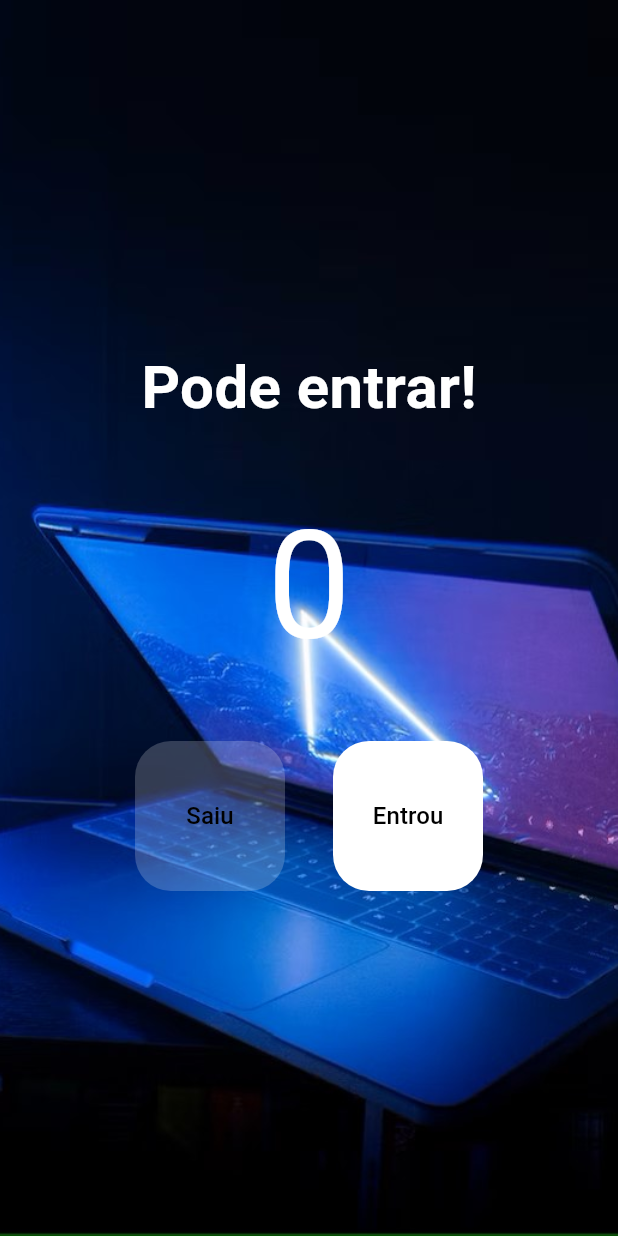
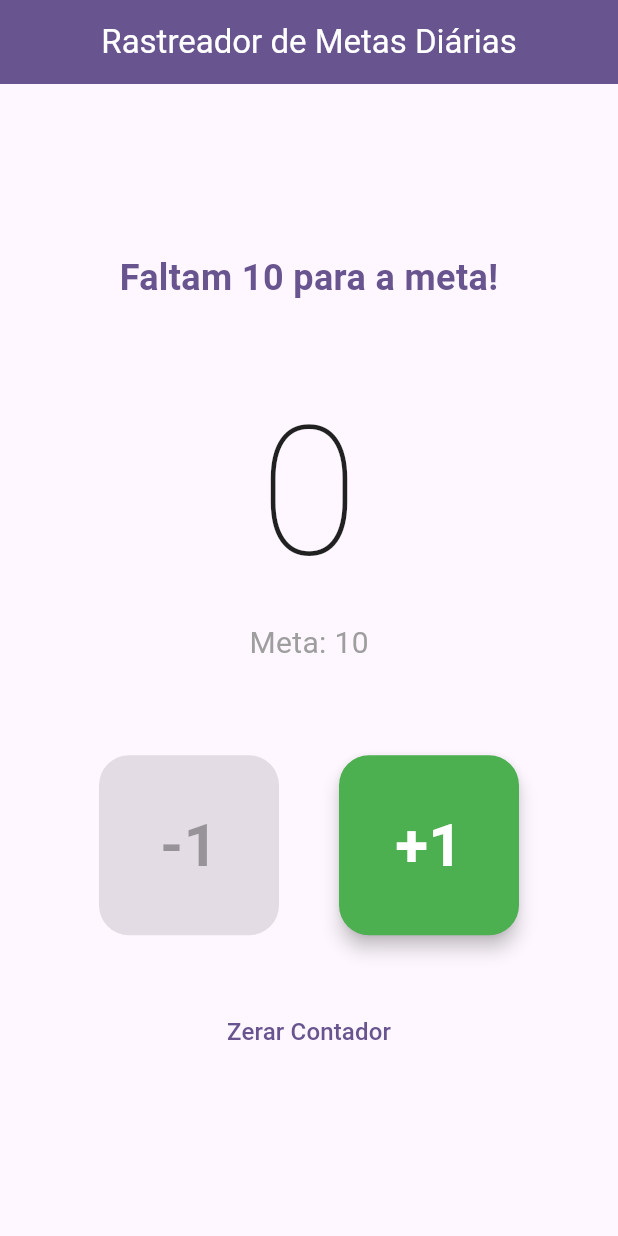
Before and after one commit to samfreitasxs/App_Contador_Flutter, a Flutter app: the screen it shows after launch, on a phone screen of 412 x 824 dp. Run offline on Flutter 3.47's test engine with Material 3 defaults, Android fonts, the phone set to English and light mode, and no system bars.

Commit message:
Mudando funcionalidade

```diff
--- a/lib/main.dart
+++ b/lib/main.dart
@@ -9,11 +9,15 @@ class MyApp extends StatelessWidget {
 
   @override
   Widget build(BuildContext context) {
-    print('Build');
-
+    // Definimos um tema para dar um visual moderno ao app
     return MaterialApp(
+      title: 'Goal Counter',
       debugShowCheckedModeBanner: false,
-      home: HomePage(),
+      theme: ThemeData(
+        colorScheme: ColorScheme.fromSeed(seedColor: Colors.deepPurple), // Novo esquema de cores
+        useMaterial3: true,
+      ),
+      home: const HomePage(),
     );
   }
 }
@@ -26,97 +30,120 @@ class HomePage extends StatefulWidget {
 }
 
 class _HomePageState extends State<HomePage> {
-  @override
+  // Alteramos a variável de controle:
   int count = 0;
+  final int dailyGoal = 10; // Definimos uma nova meta diária (era 20)
 
   void decrement() {
     setState(() {
-      count--;
+      count = count > 0 ? count - 1 : 0; // Garantimos que o contador não seja negativo
     });
-    print(count);
   }
 
   void increment() {
     setState(() {
       count++;
     });
-    print(count);
   }
 
-  bool get isEmpty => count ==0;
-  bool get isFull => count == 20;
+  // Novas variáveis de estado:
+  bool get isGoalReached => count >= dailyGoal;
+  bool get isZero => count == 0;
 
   @override
   Widget build(BuildContext context) {
     return Scaffold(
-      backgroundColor: Colors.blueAccent,
-      body: Container(
-        decoration: const BoxDecoration(
-            image: DecorationImage(
-          image: AssetImage('assets/images/image.jpg'),
-          fit: BoxFit.cover,
-        )),
+      // Removendo a imagem de fundo para usar o tema Material 3
+      appBar: AppBar(
+        title: const Text('Rastreador de Metas Diárias', style: TextStyle(color: Colors.white)),
+        backgroundColor: Theme.of(context).colorScheme.primary,
+        centerTitle: true,
+      ),
+      body: Center( // Usamos Center para centralizar o conteúdo facilmente
+        child: Padding(
+          padding: const EdgeInsets.all(16.0),
           child: Column(
             mainAxisAlignment: MainAxisAlignment.center,
             children: [
               Text(
-              isFull ?'Lotado' : 'Pode entrar!',
-              style: const TextStyle(
-                fontSize: 40,
-                color: Colors.white,
-                fontWeight: FontWeight.w700,
+                // Mensagem baseada na meta alcançada
+                isGoalReached ? 'META ALCANÇADA!' : 'Faltam ${dailyGoal - count} para a meta!',
+                textAlign: TextAlign.center,
+                style: TextStyle(
+                  fontSize: isGoalReached ? 32 : 24,
+                  color: isGoalReached ? Colors.green.shade700 : Theme.of(context).colorScheme.primary,
+                  fontWeight: FontWeight.bold,
                 ),
               ),
-            const SizedBox(height: 32),
+              const SizedBox(height: 40),
+              // Indicador Visual do Contador
               Text(
                 count.toString(),
                 style: TextStyle(
-                fontSize: 100,
-                color: isFull ? Colors.red : Colors.white,
+                  fontSize: 120,
+                  fontWeight: FontWeight.w200,
+                  color: isGoalReached ? Colors.green.shade700 : Colors.black87,
                 ),
               ),
-            const SizedBox(height: 32),
+              Text(
+                'Meta: $dailyGoal', // Exibe a meta
+                style: const TextStyle(fontSize: 20, color: Colors.grey),
+              ),
+              const SizedBox(height: 60),
+              // Botões de Ação
               Row(
                 mainAxisAlignment: MainAxisAlignment.center,
                 children: [
-                TextButton(
-                  onPressed: isEmpty ? null : decrement,
-                  style: TextButton.styleFrom(
-                    backgroundColor: isEmpty ? Colors.white.withOpacity(0.2) : Colors.white,
-                    fixedSize: const Size(100, 100),
+                  // Botão de Decremento (-1)
+                  ElevatedButton(
+                    onPressed: isZero ? null : decrement,
+                    style: ElevatedButton.styleFrom(
+                      // Usamos cores do tema (Material 3)
+                      backgroundColor: isZero ? Colors.grey.shade300 : Colors.red,
+                      foregroundColor: isZero ? Colors.grey : Colors.white,
+                      minimumSize: const Size(120, 120),
                       shape: RoundedRectangleBorder(
-                      borderRadius: BorderRadius.circular(24),
+                        borderRadius: BorderRadius.circular(20),
+                      ),
+                      elevation: 5,
+                    ),
+                    child: const Text(
+                      '-1',
+                      style: TextStyle(fontSize: 40, fontWeight: FontWeight.bold),
                     ),
                   ),
-                  child: const Text(
-                    'Saiu',
-                    style: TextStyle(
-                      color: Colors.black,
-                      fontSize: 16,
+                  const SizedBox(width: 40),
+                  // Botão de Incremento (+1)
+                  ElevatedButton(
+                    onPressed: increment,
+                    style: ElevatedButton.styleFrom(
+                      backgroundColor: Colors.green,
+                      foregroundColor: Colors.white,
+                      minimumSize: const Size(120, 120),
+                      shape: RoundedRectangleBorder(
+                        borderRadius: BorderRadius.circular(20),
                       ),
-                  ),
-                ),
-                const SizedBox(width: 32),
-                TextButton(
-                  onPressed: isFull ? null : increment,
-                  style: TextButton.styleFrom(
-                    backgroundColor: isFull ? Colors.white.withOpacity(0.2) : Colors.white,
-                    fixedSize: const Size(100, 100),
-                    shape: RoundedRectangleBorder(
-                      borderRadius: BorderRadius.circular(24),
-                    ),
+                      elevation: 5,
                     ),
                     child: const Text(
-                    'Entrou',
-                    style: TextStyle(
-                      color: Colors.black,
-                      fontSize: 16,
-                    ),
+                      '+1',
+                      style: TextStyle(fontSize: 40, fontWeight: FontWeight.bold),
                     ),
                   ),
                 ],
               ),
+              const SizedBox(height: 40),
+              // Botão de Reset (Novo!)
+              TextButton(
+                onPressed: () {
+                  setState(() {
+                    count = 0;
+                  });
+                },
+                child: const Text('Zerar Contador', style: TextStyle(fontSize: 16)),
+              ),
             ],
+          ),
         ),
       ),
     );
```
Also changed, not shown: pubspec.lock, 3 other files. Lines whose indentation alone changed are shown as unchanged.
